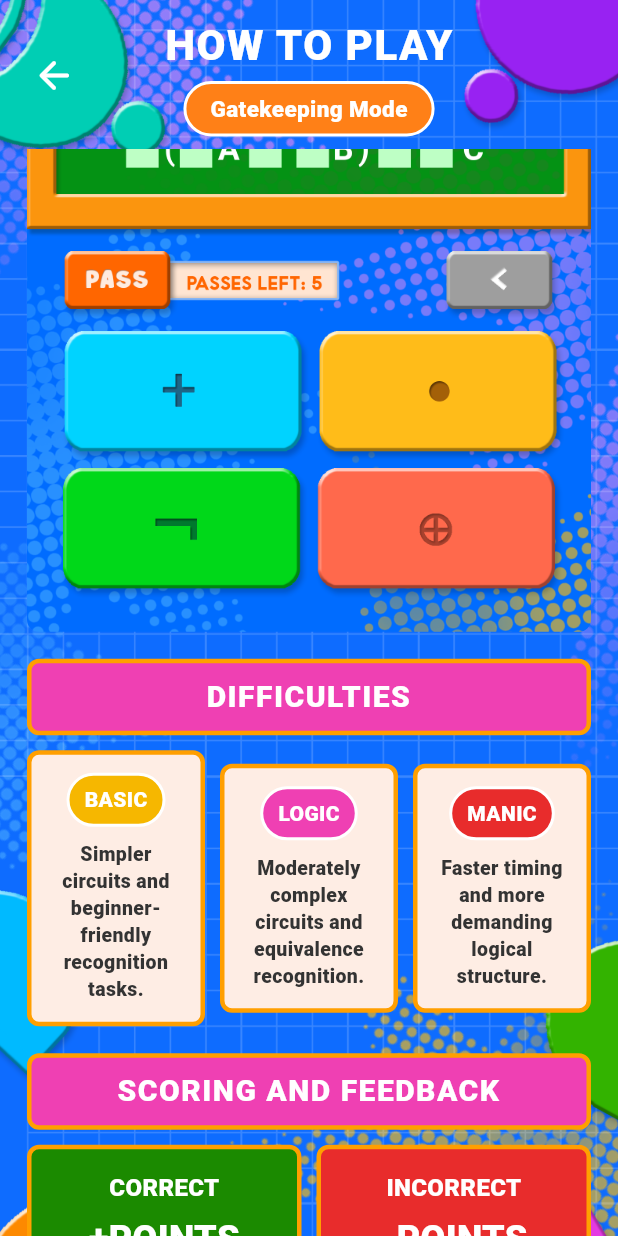
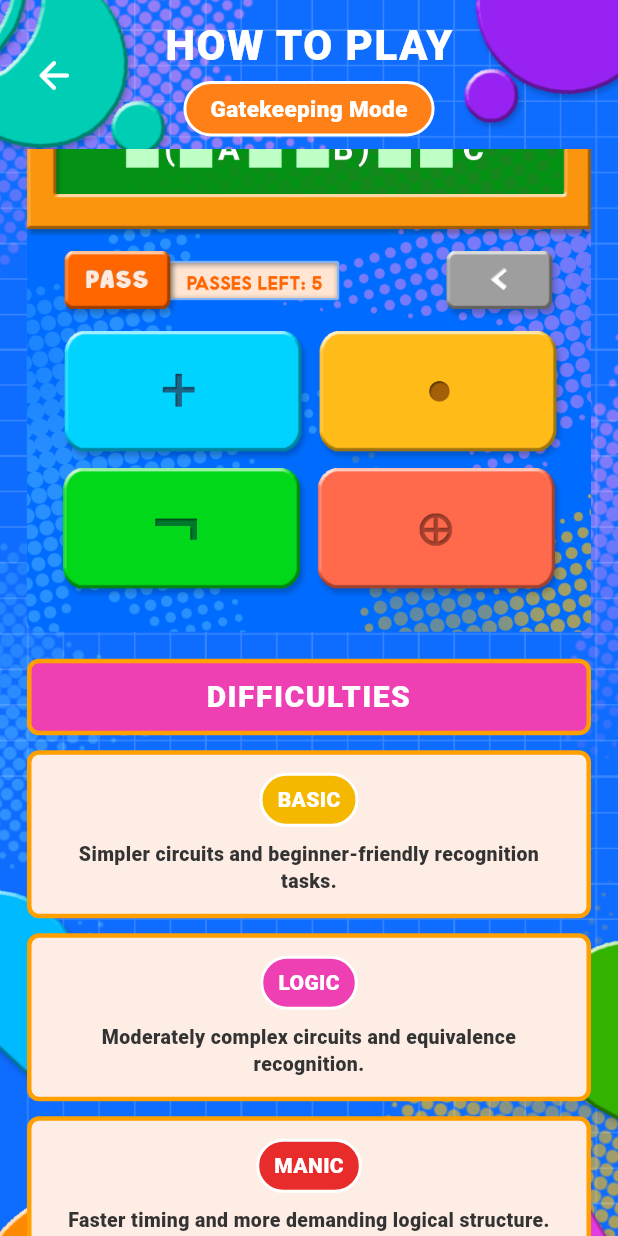
Before and after one commit to matchi-1/AND-another-one, a Flutter app: the MechanicsGatekeepingPage screen opened by its route, scrolled down 1152 dp, on a phone screen of 412 x 824 dp. Run offline on Flutter 3.47's test engine with Material 3 defaults, Android fonts, the phone set to English and light mode, and no system bars; our stand-ins replace cloud_firestore, firebase_auth, firebase_core, just_audio; accounts and stored records are empty; Roboto replaces fonts that are missing (Nunito).

Commit message:
change on layout difficulty

```diff
--- a/lib/features/play/presentation/pages/mechanics_gatekeeping.dart
+++ b/lib/features/play/presentation/pages/mechanics_gatekeeping.dart
@@ -66,9 +66,19 @@ class MechanicsGatekeepingPage extends StatelessWidget {
 
                       const _SectionTitle('DIFFICULTIES'),
                       const SizedBox(height: 10),
-                      Row(
-                        children: const [
-                          Expanded(
+                      LayoutBuilder(
+                        builder: (context, constraints) {
+                          final isNarrow = constraints.maxWidth < 600;
+                          final double itemWidth = isNarrow
+                              ? constraints.maxWidth
+                              : (constraints.maxWidth - 20) / 3;
+
+                          return Wrap(
+                            spacing: 10,
+                            runSpacing: 10,
+                            children: [
+                              SizedBox(
+                                width: itemWidth,
                                 child: _DifficultyCard(
                                   title: 'BASIC',
                                   color: AppColors.yellowButton,
@@ -76,8 +86,8 @@ class MechanicsGatekeepingPage extends StatelessWidget {
                                       'Simpler circuits and beginner-friendly recognition tasks.',
                                 ),
                               ),
-                          SizedBox(width: 10),
-                          Expanded(
+                              SizedBox(
+                                width: itemWidth,
                                 child: _DifficultyCard(
                                   title: 'LOGIC',
                                   color: AppColors.pinkButton,
@@ -85,8 +95,8 @@ class MechanicsGatekeepingPage extends StatelessWidget {
                                       'Moderately complex circuits and equivalence recognition.',
                                 ),
                               ),
-                          SizedBox(width: 10),
-                          Expanded(
+                              SizedBox(
+                                width: itemWidth,
                                 child: _DifficultyCard(
                                   title: 'MANIC',
                                   color: AppColors.redButton,
@@ -95,6 +105,8 @@ class MechanicsGatekeepingPage extends StatelessWidget {
                                 ),
                               ),
                             ],
+                          );
+                        },
                       ),
                       const SizedBox(height: 18),
 
```
Lines whose indentation alone changed are shown as unchanged.
